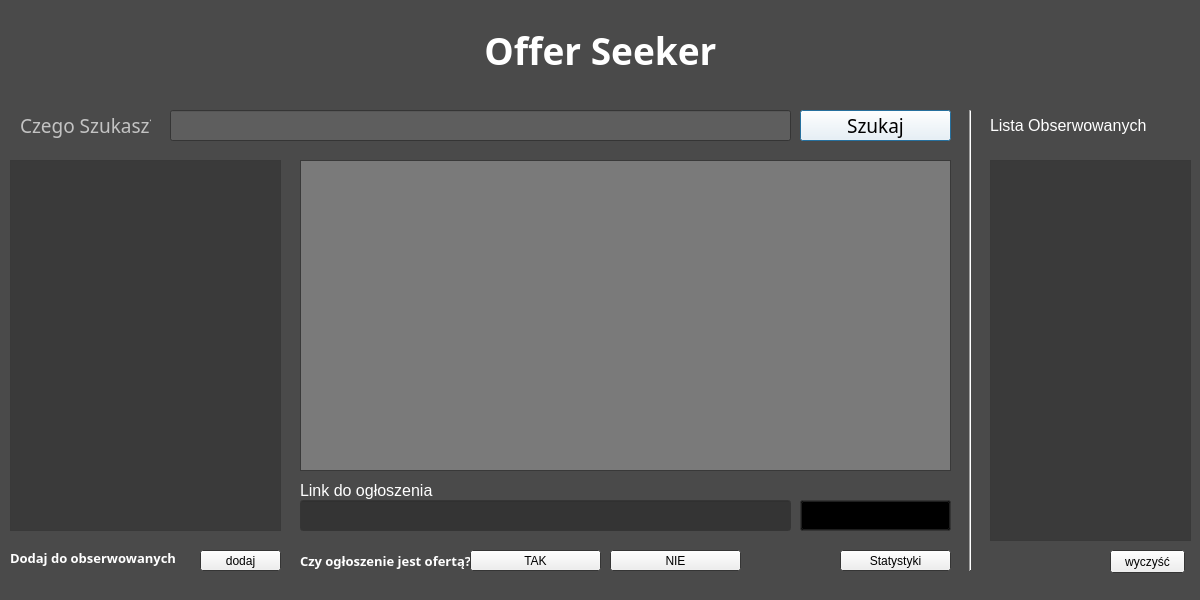
Before: the Qt Designer form Client/client.ui in konik32/OfferSeeker, drawn with Qt 5.
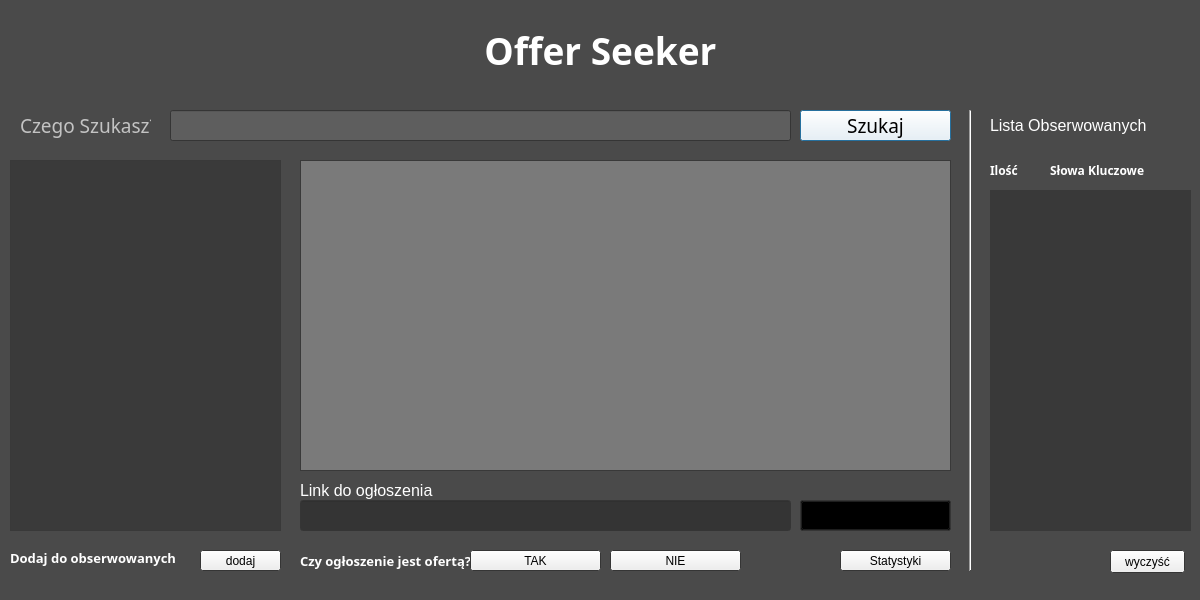
After: the same form once the commit is applied. Icons and pictures are not drawn.

```diff
--- a/Client/client.ui
+++ b/Client/client.ui
@@ -1566,13 +1566,26 @@
     <string>Dodaj do obserwowanych</string>
    </property>
   </widget>
-  <widget class="QTableView" name="observ">
+  <widget class="QPushButton" name="stat_btn">
+   <property name="geometry">
+    <rect>
+     <x>840</x>
+     <y>550</y>
+     <width>111</width>
+     <height>21</height>
+    </rect>
+   </property>
+   <property name="text">
+    <string>Statystyki</string>
+   </property>
+  </widget>
+  <widget class="QListView" name="observ">
    <property name="geometry">
     <rect>
      <x>990</x>
-     <y>160</y>
+     <y>190</y>
      <width>201</width>
-     <height>381</height>
+     <height>341</height>
     </rect>
    </property>
    <property name="palette">
@@ -1590,9 +1603,9 @@
       <colorrole role="Base">
        <brush brushstyle="SolidPattern">
         <color alpha="255">
-         <red>58</red>
-         <green>58</green>
-         <blue>58</blue>
+         <red>57</red>
+         <green>57</green>
+         <blue>57</blue>
         </color>
        </brush>
       </colorrole>
@@ -1610,9 +1623,9 @@
       <colorrole role="Base">
        <brush brushstyle="SolidPattern">
         <color alpha="255">
-         <red>58</red>
-         <green>58</green>
-         <blue>58</blue>
+         <red>57</red>
+         <green>57</green>
+         <blue>57</blue>
         </color>
        </brush>
       </colorrole>
@@ -1640,17 +1653,46 @@
     </palette>
    </property>
   </widget>
-  <widget class="QPushButton" name="stat_btn">
+  <widget class="QLabel" name="label_7">
    <property name="geometry">
     <rect>
-     <x>840</x>
-     <y>550</y>
+     <x>1050</x>
+     <y>160</y>
      <width>111</width>
      <height>21</height>
     </rect>
    </property>
+   <property name="font">
+    <font>
+     <family>Segoe UI Semibold</family>
+     <pointsize>9</pointsize>
+     <weight>75</weight>
+     <bold>true</bold>
+    </font>
+   </property>
    <property name="text">
-    <string>Statystyki</string>
+    <string>Słowa Kluczowe</string>
+   </property>
+  </widget>
+  <widget class="QLabel" name="label_8">
+   <property name="geometry">
+    <rect>
+     <x>990</x>
+     <y>160</y>
+     <width>71</width>
+     <height>21</height>
+    </rect>
+   </property>
+   <property name="font">
+    <font>
+     <family>Segoe UI Semibold</family>
+     <pointsize>9</pointsize>
+     <weight>75</weight>
+     <bold>true</bold>
+    </font>
+   </property>
+   <property name="text">
+    <string>Ilość</string>
    </property>
   </widget>
  </widget>
```
Left out of the diff: 3 changed lines with no effect on the pictures.
